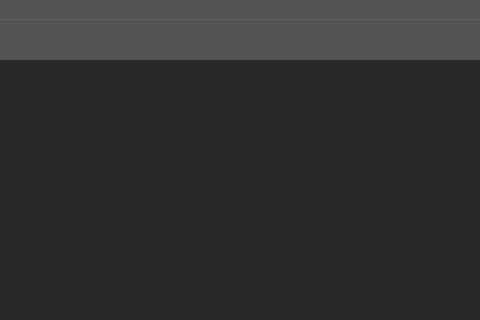
First picture: the form in resource/gui/GUI.ui, repository dthung1602/NetworkVisualization, before the edit; both pictures show x 883 to 1363 and y 0 to 320 of the 1363 by 835 pixel window.
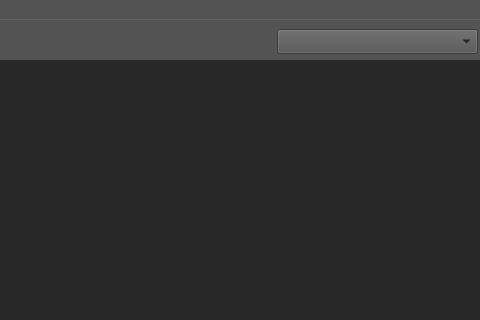
Second picture: the form after the edit. Icons and pictures are not drawn.

Commit message: Add graph layout selection

```diff
--- a/resource/gui/GUI.ui
+++ b/resource/gui/GUI.ui
@@ -363,6 +363,16 @@
       </size>
      </property>
     </widget>
+    <widget class="QComboBox" name="selectLayout">
+     <property name="geometry">
+      <rect>
+       <x>1160</x>
+       <y>10</y>
+       <width>201</width>
+       <height>25</height>
+      </rect>
+     </property>
+    </widget>
    </widget>
    <widget class="Line" name="line_3">
     <property name="geometry">
```
Left out of the diff: 2 changed lines with no effect on the pictures. The commit also changes 2 other files.
